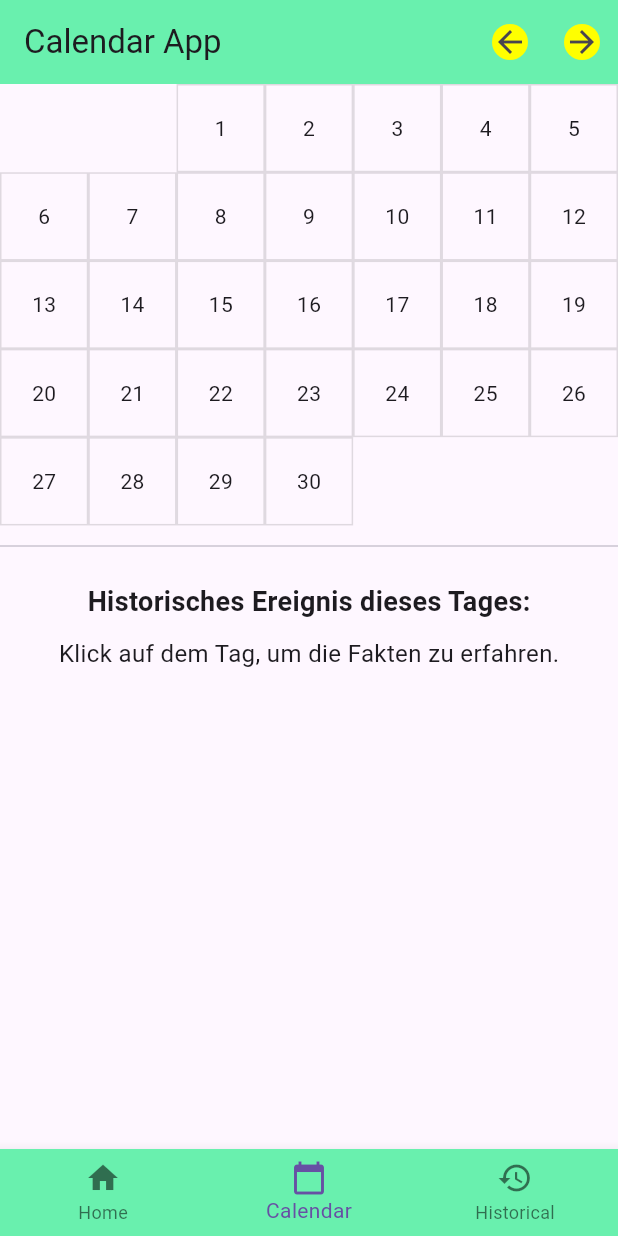
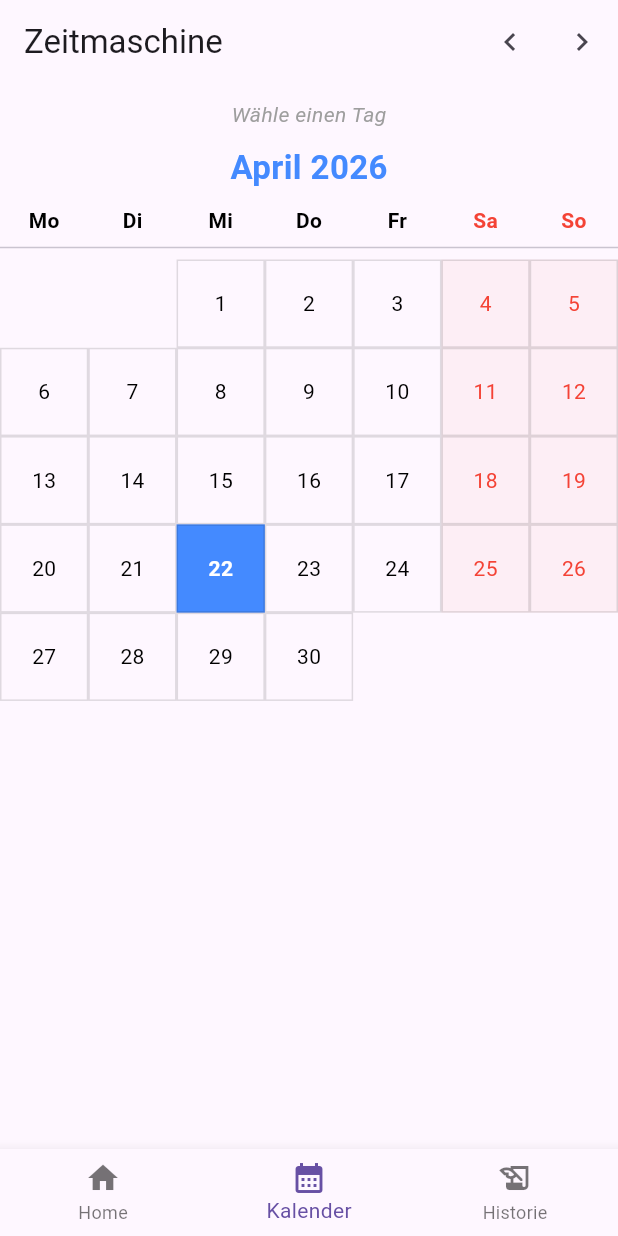
Before and after one commit to settlerde/flutter_kalender_app, a Flutter app: the screen it shows after launch, item 2 of the bottom bar chosen, on a phone screen of 412 x 824 dp. Run offline on Flutter 3.47's test engine with Material 3 defaults, Android fonts, the phone set to English and light mode, and no system bars.

Commit message:
finish calendar

```diff
--- a/lib/calender_page.dart
+++ b/lib/calender_page.dart
@@ -1,101 +1,135 @@
 import 'package:flutter/material.dart';
-import 'package:http/http.dart' as http;
-import 'event_page.dart';
 
-class CalendarPage extends StatefulWidget {
+class CalendarWidget extends StatelessWidget {
   final DateTime displayDate;
-  const CalendarPage({super.key, required this.displayDate});
+  final Function(int) onDayTap;
 
-  @override
-  State<CalendarPage> createState() => _CalendarPageState();
-}
+  const CalendarWidget({
+    super.key,
+    required this.displayDate,
+    required this.onDayTap,
+  });
 
-class _CalendarPageState extends State<CalendarPage> {
-  String _eventText = "Klick auf dem Tag, um die Fakten zu erfahren.";
-  bool _isLoading = false;
-
-  Future<void> _fetchEvent(int month, int day) async {
-    setState(() => _isLoading = true);
-
-    try {
-      final url = Uri.parse(
-        'https://de.wikipedia.org/api/rest_v1/feed/onthisday/events/${month}/${day}',
-      );
-      final response = await http.get(url);
-
-      if (response.statusCode == 200) {
-        setState(() {
-          _eventText = response.body;
-        });
-      }
-    } catch (e) {
-      setState(
-        () => _eventText =
-            "Downloadfehler: Überprüfen Sie Ihre Internetverbindung.",
-      );
-    } finally {
-      setState(() => _isLoading = false);
-    }
+  String _getMonthName(int month) {
+    const names = [
+      "Januar",
+      "Februar",
+      "März",
+      "April",
+      "Mai",
+      "Juni",
+      "Juli",
+      "August",
+      "September",
+      "Oktober",
+      "November",
+      "Dezember",
+    ];
+    return names[month - 1];
   }
 
   @override
   Widget build(BuildContext context) {
-    int daysInMonth = DateTime(
-      widget.displayDate.year,
-      widget.displayDate.month + 1,
+    final int daysInMonth = DateTime(
+      displayDate.year,
+      displayDate.month + 1,
       0,
     ).day;
-    int firstWeekday = DateTime(
-      widget.displayDate.year,
-      widget.displayDate.month,
+    final int firstWeekday = DateTime(
+      displayDate.year,
+      displayDate.month,
       1,
     ).weekday;
+    final DateTime now = DateTime.now();
+    final List<String> weekDays = ["Mo", "Di", "Mi", "Do", "Fr", "Sa", "So"];
 
     return Column(
       children: [
-        SizedBox(
-          height: 300,
+        const Padding(
+          padding: EdgeInsets.only(top: 10),
+          child: Text(
+            "Wähle einen Tag",
+            style: TextStyle(fontStyle: FontStyle.italic, color: Colors.grey),
+          ),
+        ),
+        Padding(
+          padding: const EdgeInsets.all(10.0),
+          child: Text(
+            "${_getMonthName(displayDate.month)} ${displayDate.year}",
+            style: const TextStyle(
+              fontSize: 22,
+              fontWeight: FontWeight.bold,
+              color: Colors.blueAccent,
+            ),
+          ),
+        ),
+        Row(
+          children: weekDays
+              .map(
+                (d) => Expanded(
+                  child: Center(
+                    child: Text(
+                      d,
+                      style: TextStyle(
+                        fontWeight: FontWeight.bold,
+                        color: (d == "Sa" || d == "So")
+                            ? Colors.red
+                            : Colors.black,
+                      ),
+                    ),
+                  ),
+                ),
+              )
+              .toList(),
+        ),
+        const Divider(),
+        Expanded(
           child: GridView.count(
             crossAxisCount: 7,
             children: [
               for (int i = 1; i < firstWeekday; i++) const SizedBox(),
               for (int day = 1; day <= daysInMonth; day++)
-                InkWell(
-                  onTap: () => _fetchEvent(widget.displayDate.month, day),
+                Builder(
+                  builder: (context) {
+                    final DateTime date = DateTime(
+                      displayDate.year,
+                      displayDate.month,
+                      day,
+                    );
+                    final bool isWeekend = date.weekday > 5;
+                    final bool isToday =
+                        day == now.day &&
+                        displayDate.month == now.month &&
+                        displayDate.year == now.year;
+                    return InkWell(
+                      onTap: () => onDayTap(day),
                       child: Container(
                         decoration: BoxDecoration(
                           border: Border.all(color: Colors.black12),
+                          color: isToday
+                              ? Colors.blueAccent
+                              : (isWeekend
+                                    ? Colors.red.withOpacity(0.05)
+                                    : Colors.transparent),
                         ),
-                    child: Center(child: Text("$day")),
-                  ),
-                ),
-            ],
-          ),
-        ),
-
-        const Divider(),
-
-        Expanded(
-          child: Padding(
-            padding: const EdgeInsets.all(16.0),
-            child: Column(
-              children: [
-                const Text(
-                  "Historisches Ereignis dieses Tages:",
-                  style: TextStyle(fontWeight: FontWeight.bold, fontSize: 18),
-                ),
-                const SizedBox(height: 10),
-                if (_isLoading) const CircularProgressIndicator(),
-                Expanded(
-                  child: SingleChildScrollView(
+                        child: Center(
                           child: Text(
-                      _eventText,
-                      style: const TextStyle(fontSize: 16),
+                            "$day",
+                            style: TextStyle(
+                              color: isToday
+                                  ? Colors.white
+                                  : (isWeekend ? Colors.red : Colors.black),
+                              fontWeight: isToday
+                                  ? FontWeight.bold
+                                  : FontWeight.normal,
                             ),
                           ),
                         ),
+                      ),
+                    );
+                  },
+                ),
             ],
-            ),
           ),
         ),
       ],
--- a/lib/main.dart
+++ b/lib/main.dart
@@ -1,9 +1,13 @@
 import 'package:flutter/material.dart';
+import 'package:http/http.dart' as http;
+import 'dart:convert';
 import 'calender_page.dart';
+import 'event_page.dart';
+import 'responsive_layout.dart';
 
 void main() {
   runApp(
-    const MaterialApp(home: CalendarApp(), debugShowCheckedModeBanner: false),
+    const MaterialApp(debugShowCheckedModeBanner: false, home: CalendarApp()),
   );
 }
 
@@ -16,95 +20,121 @@ class CalendarApp extends StatefulWidget {
 
 class _CalendarAppState extends State<CalendarApp> {
   int _currentIndex = 0;
-  DateTime _selectedDate = DateTime.now();
+  DateTime _selectedMonth = DateTime.now();
+  List<String> _historicalEvents = ["Wähle ein Datum im Kalender aus"];
+  bool _isLoading = false;
 
-  void _onTabTapped(int index) {
+  Future<void> _fetchEvent(int month, int day) async {
     setState(() {
-      _currentIndex = index;
+      _isLoading = true;
+      if (MediaQuery.of(context).size.width <= 800) _currentIndex = 2;
     });
+
+    try {
+      final url = Uri.parse(
+        'https://de.wikipedia.org/api/rest_v1/feed/onthisday/events/$month/$day',
+      );
+      final response = await http.get(url);
+      if (response.statusCode == 200) {
+        final data = json.decode(response.body);
+        final List allEvents = data['events'] ?? [];
+        setState(() {
+          _historicalEvents = allEvents
+              .take(5)
+              .map((e) => e['text'].toString())
+              .toList();
+        });
+      }
+    } catch (e) {
+      setState(() => _historicalEvents = ["Fehler beim Laden."]);
+    } finally {
+      setState(() => _isLoading = false);
+    }
   }
 
   @override
   Widget build(BuildContext context) {
-    double screenWidth = MediaQuery.of(context).size.width;
-    bool isWideScreen = screenWidth > 600;
+    final now = DateTime.now();
+    final String heuteStr = "${now.day}.${now.month}.${now.year}";
 
-    final List<Widget> pages = [
-      const Center(child: Text('Home Page')),
-      CalendarPage(displayDate: _selectedDate),
-      const Center(child: Text('Historical Page')),
-    ];
-    return Scaffold(
-      appBar: AppBar(
-        backgroundColor: Colors.greenAccent,
-        title: const Text('Calendar App'),
-        actions: [
-          IconButton(
-            icon: Container(
-              decoration: BoxDecoration(
-                shape: BoxShape.circle,
-                color: Colors.yellowAccent,
-              ),
-              child: const Icon(Icons.arrow_back),
-            ),
-            onPressed: () {
-              setState(() {
-                _selectedDate = DateTime(
-                  _selectedDate.year,
-                  _selectedDate.month - 1,
-                );
-              });
-            },
-          ),
-          IconButton(
-            icon: Container(
-              decoration: BoxDecoration(
-                shape: BoxShape.circle,
-                color: Colors.yellowAccent,
-              ),
-              child: const Icon(Icons.arrow_forward),
-            ),
-            onPressed: () {
-              setState(() {
-                _selectedDate = DateTime(
-                  _selectedDate.year,
-                  _selectedDate.month + 1,
-                );
-              });
-            },
+    Widget homePage = Center(
+      child: Column(
+        mainAxisAlignment: MainAxisAlignment.center,
+        children: [
+          const Icon(Icons.today, size: 80, color: Colors.blueAccent),
+          const Text("Heute ist der:", style: TextStyle(fontSize: 18)),
+          Text(
+            heuteStr,
+            style: const TextStyle(fontSize: 32, fontWeight: FontWeight.bold),
           ),
         ],
       ),
+    );
 
-      body: isWideScreen
-          ? Row(
+    Widget calWidget = CalendarWidget(
+      displayDate: _selectedMonth,
+      onDayTap: (day) => _fetchEvent(_selectedMonth.month, day),
+    );
+
+    Widget histWidget = HistoricalWidget(
+      events: _historicalEvents,
+      isLoading: _isLoading,
+    );
+
+    return Scaffold(
+      appBar: AppBar(
+        title: const Text("Zeitmaschine"),
+        actions: [
+          IconButton(
+            icon: const Icon(Icons.chevron_left),
+            onPressed: () => setState(
+              () => _selectedMonth = DateTime(
+                _selectedMonth.year,
+                _selectedMonth.month - 1,
+              ),
+            ),
+          ),
+          IconButton(
+            icon: const Icon(Icons.chevron_right),
+            onPressed: () => setState(
+              () => _selectedMonth = DateTime(
+                _selectedMonth.year,
+                _selectedMonth.month + 1,
+              ),
+            ),
+          ),
+        ],
+      ),
+      body: ResponsiveLayout(
+        mobileBody: IndexedStack(
+          index: _currentIndex,
+          children: [homePage, calWidget, histWidget],
+        ),
+        desktopBody: Row(
           children: [
             Expanded(
-                  flex: 1,
-                  child: CalendarPage(displayDate: _selectedDate),
+              flex: 2,
+              child: Center(child: SizedBox(width: 700, child: calWidget)),
             ),
-                VerticalDivider(width: 2),
-                Expanded(
-                  flex: 1,
-                  child: Center(child: Text('Historical Data')),
+            const VerticalDivider(width: 1),
+            Expanded(flex: 1, child: histWidget),
+          ],
         ),
-              ],
-            )
-          : pages[_currentIndex],
-
-      bottomNavigationBar: BottomNavigationBar(
-        backgroundColor: Colors.greenAccent,
+      ),
+      bottomNavigationBar: MediaQuery.of(context).size.width > 800
+          ? null
+          : BottomNavigationBar(
               currentIndex: _currentIndex,
-        onTap: _onTabTapped,
+              onTap: (index) => setState(() => _currentIndex = index),
               items: const [
                 BottomNavigationBarItem(icon: Icon(Icons.home), label: 'Home'),
                 BottomNavigationBarItem(
-            icon: Icon(Icons.calendar_today),
-            label: 'Calendar',
+                  icon: Icon(Icons.calendar_month),
+                  label: 'Kalender',
                 ),
                 BottomNavigationBarItem(
-            icon: Icon(Icons.history),
-            label: 'Historical',
+                  icon: Icon(Icons.history_edu),
+                  label: 'Historie',
                 ),
               ],
             ),
--- /dev/null
+++ b/lib/responsive_layout.dart
@@ -0,0 +1,26 @@
+import 'package:flutter/material.dart';
+
+class ResponsiveLayout extends StatelessWidget {
+  final Widget mobileBody;
+  final Widget desktopBody;
+
+  const ResponsiveLayout({
+    super.key,
+    required this.mobileBody,
+    required this.desktopBody,
+  });
+
+  @override
+  Widget build(BuildContext context) {
+    return LayoutBuilder(
+      builder: (context, constraints) {
+        // Wenn die Breite > 800px ist, nutzen wir das Desktop-Layout
+        if (constraints.maxWidth > 800) {
+          return desktopBody;
+        } else {
+          return mobileBody;
+        }
+      },
+    );
+  }
+}
--- a/pubspec.yaml
+++ b/pubspec.yaml
@@ -35,6 +35,7 @@ dependencies:
   # Use with the CupertinoIcons class for iOS style icons.
   cupertino_icons: ^1.0.8
   http: ^1.6.0
+  intl: ^0.20.2
 
 dev_dependencies:
   flutter_test:
```
Also changed, not shown: lib/event_page.dart (+29 -30 lines), pubspec.lock. Lines whose indentation alone changed are shown as unchanged.
